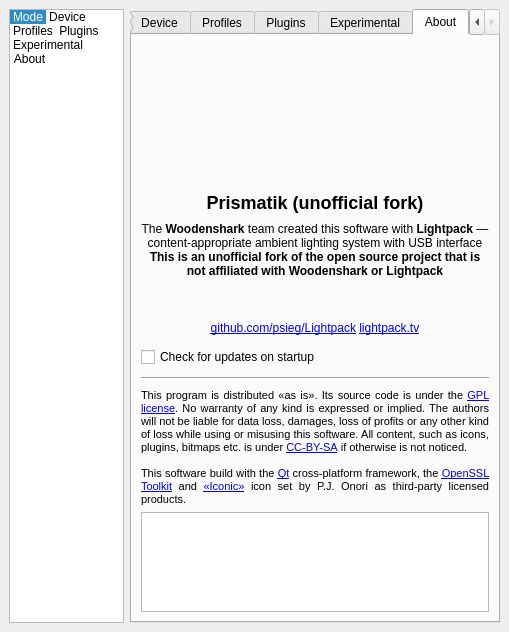
Old version of the form Software/src/SettingsWindow.ui in the repository woodenshark/Lightpack.
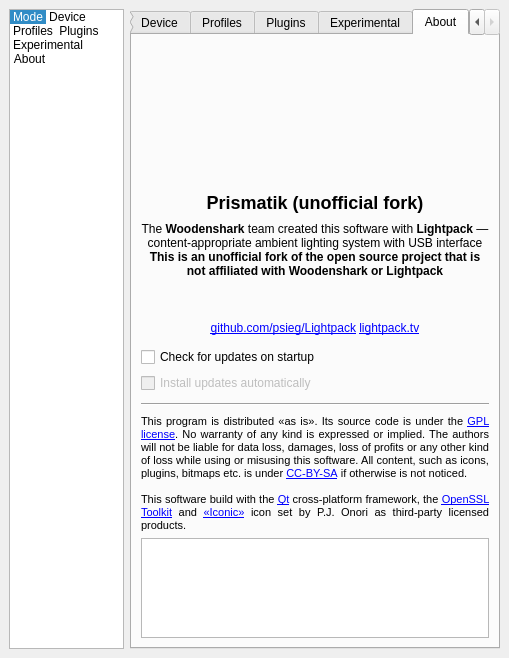
New version of the form. The open tabs and pages were chosen to show the change. Icons and pictures are not drawn. Custom widgets are drawn as their Qt base class.

Commit message: Automatically install updates if enabled

Patch:
```diff
--- a/Software/src/SettingsWindow.ui
+++ b/Software/src/SettingsWindow.ui
@@ -2730,6 +2730,16 @@
           </property>
          </widget>
         </item>
+        <item>
+         <widget class="QCheckBox" name="checkBox_installUpdates">
+          <property name="enabled">
+           <bool>false</bool>
+          </property>
+          <property name="text">
+           <string>Install updates automatically</string>
+          </property>
+         </widget>
+        </item>
         <item>
          <widget class="Line" name="line">
           <property name="minimumSize">
```
Left out of the diff: 4 changed lines with no effect on the pictures. The commit also changes 8 other files.
